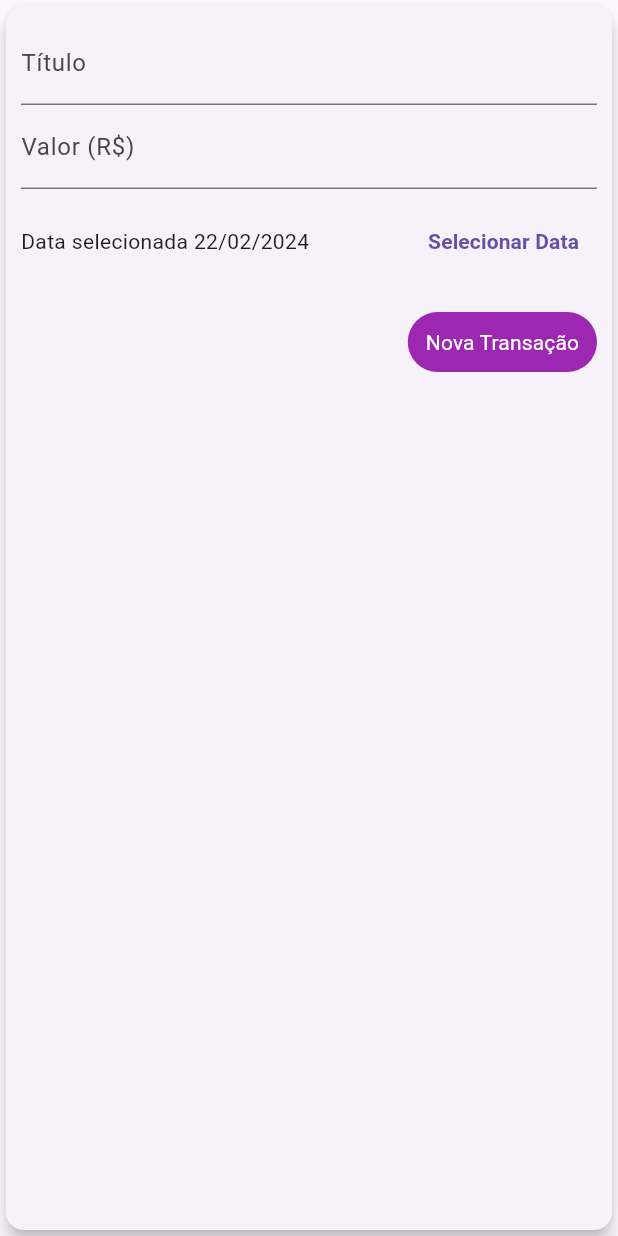
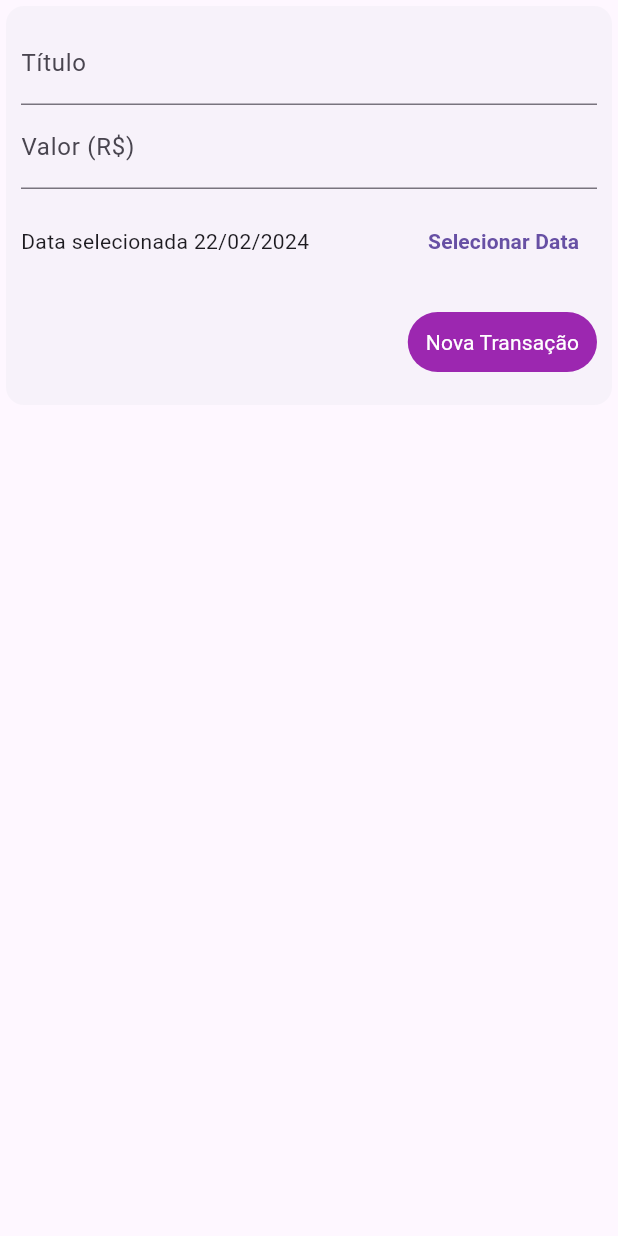
Before and after one commit to tiagors09/expenses, a Flutter app: the TransactionForm widget shown alone on an empty page, opened directly with empty values, on a phone screen of 412 x 824 dp. Run offline on Flutter 3.47's test engine with Material 3 defaults, Android fonts, the phone set to English and light mode, and no system bars.

Commit message:
transaction_form.dart: added scroll to form and elevation 0 to card

```diff
--- a/lib/components/transaction_form.dart
+++ b/lib/components/transaction_form.dart
@@ -42,7 +42,8 @@ class _TransactionForm extends State<TransactionForm> {
   @override
   Widget build(BuildContext context) {
     return Card(
-      elevation: 5,
+      elevation: 0,
+      child: SingleChildScrollView(
         child: Container(
           margin: const EdgeInsets.all(10),
           child: Column(
@@ -106,6 +107,7 @@ class _TransactionForm extends State<TransactionForm> {
             ],
           ),
         ),
+      ),
     );
   }
 }
```
Lines whose indentation alone changed are shown as unchanged.
